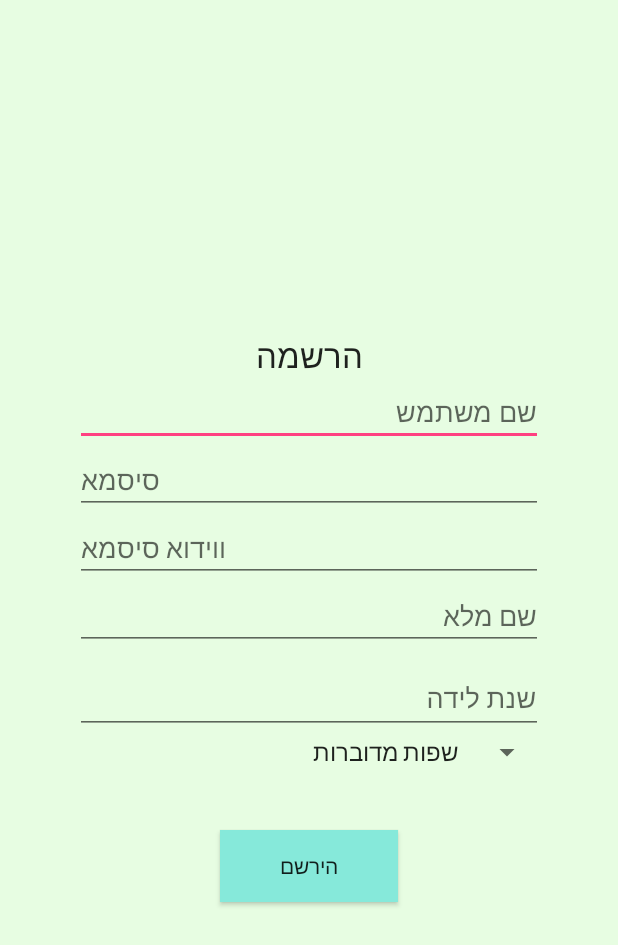
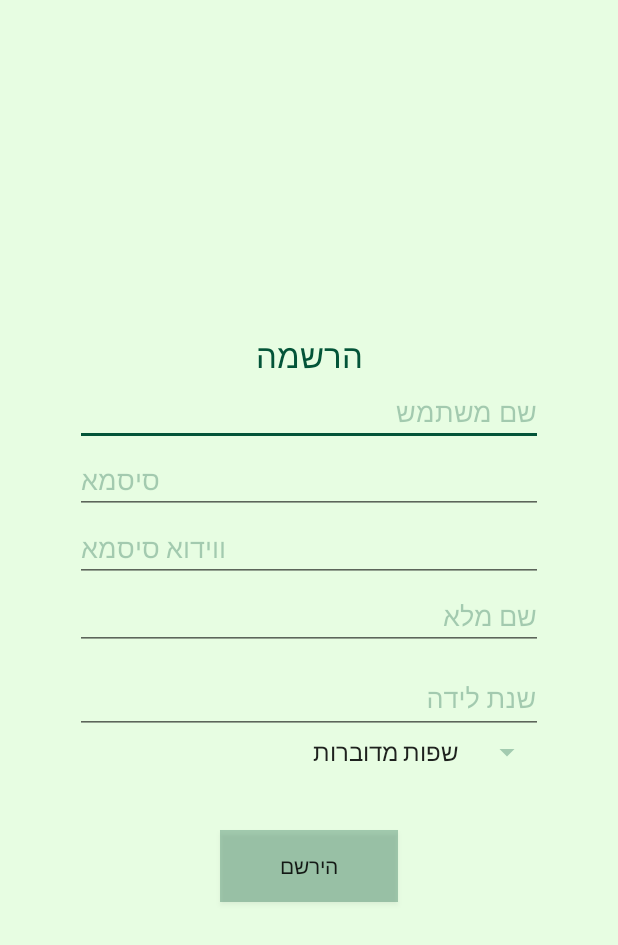
Before and after one commit to leacohen/YADLEDOR, an Android app: the SignUpActivity screen opened directly, with no data from a screen before it, on a phone screen of 412 x 824 dp. Shown: the top 945 px of the screen. Run offline under Robolectric (Android 15) with nearby library versions, the phone set to English and light mode, and no system bars.

Commit message:
disigned sign up activity

```diff
--- a/Android App/app/src/main/res/layout/activity_sign_up.xml
+++ b/Android App/app/src/main/res/layout/activity_sign_up.xml
@@ -15,14 +15,16 @@
         android:textAppearance="?android:attr/textAppearanceLarge"
         android:text="@string/lblRegisterLabel"
         android:id="@+id/lblRegisterHeader"
-        android:layout_gravity="center_horizontal" />
+        android:layout_gravity="center_horizontal"
+        android:textColor="#035438"/>
 
     <EditText
         android:layout_width="match_parent"
         android:layout_height="wrap_content"
         android:id="@+id/email_sign_up_textview"
         android:layout_gravity="center_horizontal"
-        android:hint="@string/txtUserName" />
+        android:hint="@string/txtUserName"
+        android:textColorHint="#4c035438" />
 
     <EditText
         android:layout_width="match_parent"
@@ -31,7 +33,8 @@
         android:ems="10"
         android:id="@+id/sign_up_password"
         android:layout_gravity="center_horizontal"
-        android:hint="@string/txtPassword"/>
+        android:hint="@string/txtPassword"
+        android:textColorHint="#4c035438" />
 
     <EditText
         android:layout_width="match_parent"
@@ -40,18 +43,21 @@
         android:ems="10"
         android:id="@+id/sign_up_re_password"
         android:layout_gravity="center_horizontal"
-        android:hint="@string/txtRepassword" />
+        android:hint="@string/txtRepassword"
+        android:textColorHint="#4c035438" />
 
     <EditText
         android:layout_width="match_parent"
         android:layout_height="wrap_content"
         android:id="@+id/sign_up_fullName"
         android:layout_gravity="center_horizontal"
-        android:hint="@string/txtFullName" />
+        android:hint="@string/txtFullName"
+        android:textColorHint="#4c035438" />
 
     <android.support.design.widget.TextInputLayout
         android:layout_width="match_parent"
-        android:layout_height="wrap_content">
+        android:layout_height="wrap_content"
+        android:textColorHint="#4c035438" >
 
         <EditText
             android:id="@+id/sign_up_born_year"
@@ -62,18 +68,23 @@
             android:imeOptions="actionUnspecified"
             android:inputType="text"
             android:maxLines="1"
-            android:singleLine="true" />
+            android:singleLine="true"
+            />
 
     </android.support.design.widget.TextInputLayout>
 
     <android.support.design.widget.TextInputLayout
         android:layout_width="match_parent"
-        android:layout_height="wrap_content">
+        android:layout_height="wrap_content"
+        >
 
         <com.lea.samsung.orledorapp.Activities.MultiSpinner
             android:layout_height="wrap_content"
             android:layout_width="match_parent"
-            android:id="@+id/languages" />
+            android:id="@+id/languages"
+            android:popupBackground="#4c035438"
+            android:backgroundTint="#4c035438"
+             />
 
     </android.support.design.widget.TextInputLayout>
 
@@ -83,8 +94,9 @@
         android:text="@string/btnSignup"
         android:id="@+id/email_sign_up_button"
         android:layout_gravity="center_horizontal"
-        android:background="#86e9da"
+        android:background="#4c035438"
         android:layout_marginTop="40dp"
         android:paddingRight="40dp"
-        android:paddingLeft="40dp"/>
+        android:paddingLeft="40dp"
+        />
 </LinearLayout>
--- a/Android App/app/src/main/res/values/colors.xml
+++ b/Android App/app/src/main/res/values/colors.xml
@@ -2,5 +2,5 @@
 <resources>
     <color name="colorPrimary">#3F51B5</color>
     <color name="colorPrimaryDark">#303F9F</color>
-    <color name="colorAccent">#FF4081</color>
+    <color name="colorAccent">#035438</color>
 </resources>
```
